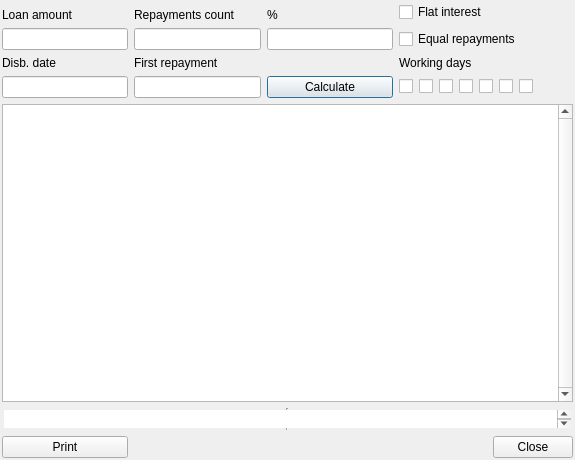
warvariuc/wic, file conf/reports/repayment_schedule/form.ui: the form before one commit.
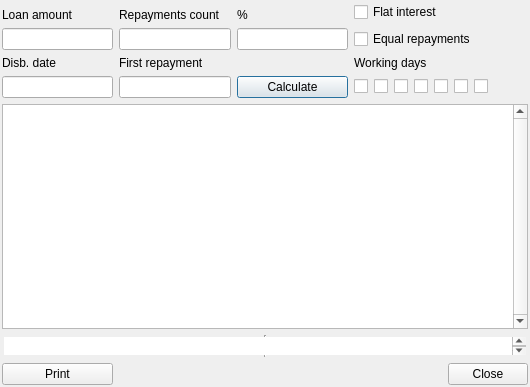
The form after the commit. Custom widgets are drawn as their Qt base class.

Diff of the .ui file:
```diff
--- a/conf/reports/repayment_schedule/form.ui
+++ b/conf/reports/repayment_schedule/form.ui
@@ -6,8 +6,8 @@
    <rect>
     <x>0</x>
     <y>0</y>
-    <width>575</width>
-    <height>460</height>
+    <width>530</width>
+    <height>387</height>
    </rect>
   </property>
   <property name="sizePolicy">
@@ -317,7 +317,7 @@
      </property>
     </widget>
    </item>
-   <item row="7" column="3" colspan="2">
+   <item row="7" column="2" colspan="3">
     <widget class="QDialogButtonBox" name="buttonBox">
      <property name="standardButtons">
       <set>QDialogButtonBox::Close</set>
```
